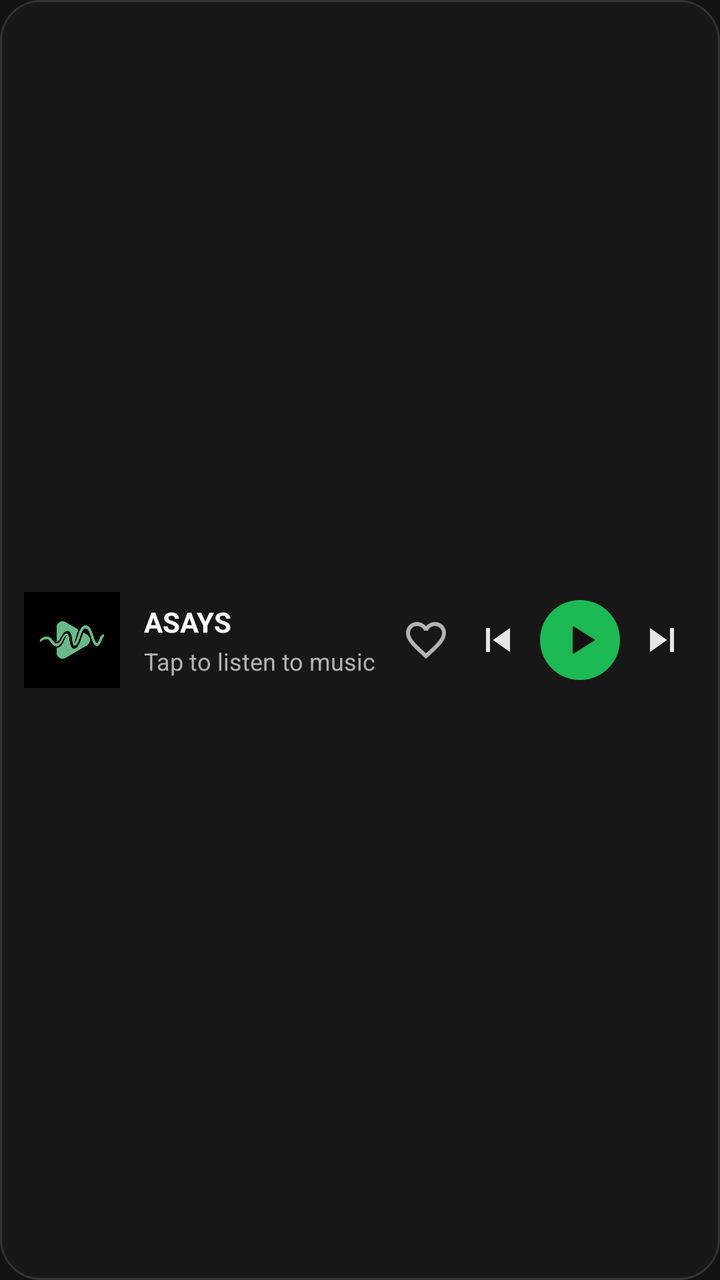
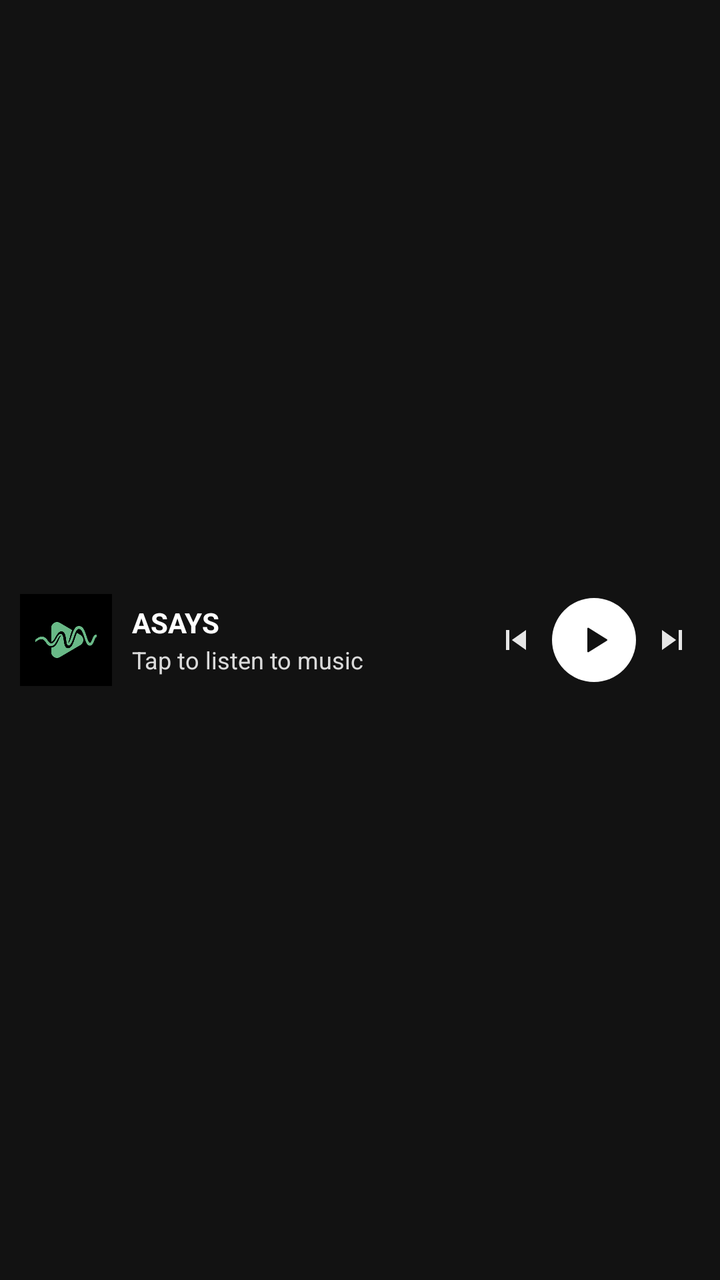

Screens rendered from an Android XML layout before and after an edit, with the pre-edit source and the edit as a unified diff.
<!-- AndroidManifest.xml: application theme Theme.Naviify -->
<!-- res/layout/widget_now_playing_bar.xml -->
<?xml version="1.0" encoding="utf-8"?>
<LinearLayout xmlns:android="http://schemas.android.com/apk/res/android"
    android:id="@+id/widget_root"
    android:layout_width="match_parent"
    android:layout_height="match_parent"
    android:background="@drawable/widget_bg_bar"
    android:orientation="horizontal"
    android:gravity="center_vertical"
    android:baselineAligned="false"
    android:paddingStart="12dp"
    android:paddingEnd="12dp"
    android:paddingTop="6dp"
    android:paddingBottom="6dp">

    
    <LinearLayout
        android:id="@+id/widget_open_app_area"
        android:layout_width="0dp"
        android:layout_height="match_parent"
        android:layout_weight="1"
        android:orientation="horizontal"
        android:gravity="center_vertical">

        
        <ImageView
            android:id="@+id/widget_album_art"
            android:layout_width="48dp"
            android:layout_height="48dp"
            android:scaleType="centerCrop"
            android:src="@drawable/app_logo"
            android:contentDescription="@string/widget_artwork" />

        
        <LinearLayout
            android:layout_width="0dp"
            android:layout_height="wrap_content"
            android:layout_weight="1"
            android:layout_marginStart="12dp"
            android:layout_marginEnd="6dp"
            android:orientation="vertical">

            <TextView
                android:id="@+id/widget_title"
                android:layout_width="match_parent"
                android:layout_height="wrap_content"
                android:text="@string/widget_default_title"
                android:textColor="#FFFFFF"
                android:textSize="14sp"
                android:textStyle="bold"
                android:maxLines="1"
                android:singleLine="true"
                android:ellipsize="end" />

            <TextView
                android:id="@+id/widget_artist"
                android:layout_width="match_parent"
                android:layout_height="wrap_content"
                android:layout_marginTop="2dp"
                android:text="@string/widget_ready_to_play"
                android:textColor="#B3B3B3"
                android:textSize="12sp"
                android:maxLines="1"
                android:singleLine="true"
                android:ellipsize="end" />
        </LinearLayout>
    </LinearLayout>

    
    <LinearLayout
        android:layout_width="wrap_content"
        android:layout_height="wrap_content"
        android:orientation="horizontal"
        android:gravity="center_vertical">

        
        <ImageButton
            android:id="@+id/widget_btn_favorite"
            android:layout_width="34dp"
            android:layout_height="34dp"
            android:background="@drawable/widget_btn_ripple"
            android:src="@drawable/ic_widget_heart"
            android:scaleType="centerInside"
            android:padding="5dp"
            android:contentDescription="@string/widget_action_favorite" />

        
        <ImageButton
            android:id="@+id/widget_btn_prev"
            android:layout_width="34dp"
            android:layout_height="34dp"
            android:layout_marginStart="2dp"
            android:background="@drawable/widget_btn_ripple"
            android:src="@drawable/ic_widget_skip_previous"
            android:scaleType="centerInside"
            android:padding="5dp"
            android:contentDescription="@string/widget_action_previous" />

        
        <ImageButton
            android:id="@+id/widget_btn_play_pause"
            android:layout_width="40dp"
            android:layout_height="40dp"
            android:layout_marginStart="4dp"
            android:layout_marginEnd="4dp"
            android:background="@drawable/widget_play_btn_bg"
            android:src="@drawable/ic_widget_play"
            android:scaleType="centerInside"
            android:padding="9dp"
            android:contentDescription="@string/widget_action_play" />

        
        <ImageButton
            android:id="@+id/widget_btn_next"
            android:layout_width="34dp"
            android:layout_height="34dp"
            android:background="@drawable/widget_btn_ripple"
            android:src="@drawable/ic_widget_skip_next"
            android:scaleType="centerInside"
            android:padding="5dp"
            android:contentDescription="@string/widget_action_next" />
    </LinearLayout>
</LinearLayout>
<!-- resources referenced by this layout -->
<resources>
  <!-- drawable app_logo: png bitmap (drawable, 34695 bytes) -->
  <!-- drawable ic_widget_heart (drawable) -->
  <vector xmlns:android="http://schemas.android.com/apk/res/android"
      android:width="24dp"
      android:height="24dp"
      android:viewportWidth="24"
      android:viewportHeight="24">
      <path
          android:fillColor="#B3B3B3"
          android:pathData="M16.5,3c-1.74,0 -3.41,0.81 -4.5,2.09C10.91,3.81 9.24,3 7.5,3 4.42,3 2,5.42 2,8.5c0,3.78 3.4,6.86 8.55,11.54L12,21.35l1.45,-1.32C18.6,15.36 22,12.28 22,8.5 22,5.42 19.58,3 16.5,3zM12.1,18.55l-0.1,0.1 -0.1,-0.1C7.14,14.24 4,11.39 4,8.5 4,6.5 5.5,5 7.5,5c1.54,0 3.04,0.99 3.57,2.36h1.87C13.46,5.99 14.96,5 16.5,5c2,0 3.5,1.5 3.5,3.5 0,2.89 -3.14,5.74 -7.9,10.05z"/>
  </vector>
  <!-- drawable ic_widget_play (drawable) -->
  <vector xmlns:android="http://schemas.android.com/apk/res/android"
      android:width="24dp"
      android:height="24dp"
      android:viewportWidth="24"
      android:viewportHeight="24">
      <path
          android:fillColor="#121212"
          android:pathData="M8,5.14v13.72a0.5,0.5 0,0 0,0.76 0.42l11,-6.86a0.5,0.5 0,0 0,0 -0.84l-11,-6.86A0.5,0.5 0,0 0,8 5.14z" />
  </vector>
  <!-- drawable ic_widget_skip_next (drawable) -->
  <vector xmlns:android="http://schemas.android.com/apk/res/android"
      android:width="24dp"
      android:height="24dp"
      android:viewportWidth="24"
      android:viewportHeight="24">
      <path
          android:fillColor="#E6E6E6"
          android:pathData="M6,18l8.5,-6L6,6v12zM16,6v12h2V6h-2z" />
  </vector>
  <!-- drawable ic_widget_skip_previous (drawable) -->
  <vector xmlns:android="http://schemas.android.com/apk/res/android"
      android:width="24dp"
      android:height="24dp"
      android:viewportWidth="24"
      android:viewportHeight="24">
      <path
          android:fillColor="#E6E6E6"
          android:pathData="M6,6h2v12H6zm3.5,6l8.5,6V6z" />
  </vector>
  <!-- drawable widget_bg_bar (drawable) -->
  <?xml version="1.0" encoding="utf-8"?>
  <shape xmlns:android="http://schemas.android.com/apk/res/android"
      android:shape="rectangle">
      <solid android:color="#F0181818" />
      <corners android:radius="20dp" />
      <stroke android:width="1dp" android:color="#333333" />
  </shape>
  <!-- drawable widget_btn_ripple (drawable) -->
  <?xml version="1.0" encoding="utf-8"?>
  <ripple xmlns:android="http://schemas.android.com/apk/res/android"
      android:color="#33FFFFFF">
      <item>
          <shape android:shape="oval">
              <solid android:color="@android:color/transparent" />
          </shape>
      </item>
      <item android:id="@android:id/mask">
          <shape android:shape="oval">
              <solid android:color="#FFFFFF" />
          </shape>
      </item>
  </ripple>
  <!-- drawable widget_play_btn_bg (drawable) -->
  <?xml version="1.0" encoding="utf-8"?>
  <shape xmlns:android="http://schemas.android.com/apk/res/android"
      android:shape="oval">
      <solid android:color="#1DB954" />
  </shape>
  <string name="widget_action_favorite">Favorite</string>
  <string name="widget_action_next">Next</string>
  <string name="widget_action_play">Play</string>
  <string name="widget_action_previous">Previous</string>
  <string name="widget_artwork">Album Art</string>
  <string name="widget_default_title">ASAYS</string>
  <string name="widget_ready_to_play">Tap to listen to music</string>
  <style name="Theme.Naviify" parent="android:Theme.Material.NoActionBar">
          <item name="android:windowBackground">#121212</item>
          <item name="android:statusBarColor">#121212</item>
          <item name="android:navigationBarColor">#121212</item>
          <item name="android:windowLightStatusBar">false</item>
          <item name="android:windowLightNavigationBar" tools:targetApi="o_mr1">false</item>
      </style>
</resources>

<!-- the commit's change to res/layout/widget_now_playing_bar.xml (unified diff, before → after) -->
@@ -1,41 +1,41 @@
 <?xml version="1.0" encoding="utf-8"?>
-<LinearLayout xmlns:android="http://schemas.android.com/apk/res/android"
+<FrameLayout xmlns:android="http://schemas.android.com/apk/res/android"
     android:id="@+id/widget_root"
     android:layout_width="match_parent"
-    android:layout_height="match_parent"
-    android:background="@drawable/widget_bg_bar"
-    android:orientation="horizontal"
-    android:gravity="center_vertical"
-    android:baselineAligned="false"
-    android:paddingStart="12dp"
-    android:paddingEnd="12dp"
-    android:paddingTop="6dp"
-    android:paddingBottom="6dp">
+    android:layout_height="match_parent">
 
-    
+    <ImageView
+        android:id="@+id/widget_bg"
+        android:layout_width="match_parent"
+        android:layout_height="match_parent"
+        android:scaleType="fitXY"
+        android:contentDescription="@null" />
+
     <LinearLayout
-        android:id="@+id/widget_open_app_area"
-        android:layout_width="0dp"
+        android:layout_width="match_parent"
         android:layout_height="match_parent"
-        android:layout_weight="1"
         android:orientation="horizontal"
-        android:gravity="center_vertical">
+        android:gravity="center_vertical"
+        android:baselineAligned="false"
+        android:paddingStart="10dp"
+        android:paddingEnd="8dp"
+        android:paddingTop="6dp"
+        android:paddingBottom="6dp">
 
-        
         <ImageView
             android:id="@+id/widget_album_art"
-            android:layout_width="48dp"
-            android:layout_height="48dp"
-            android:scaleType="centerCrop"
+            android:layout_width="46dp"
+            android:layout_height="46dp"
+            android:scaleType="fitXY"
             android:src="@drawable/app_logo"
             android:contentDescription="@string/widget_artwork" />
 
-        
         <LinearLayout
+            android:id="@+id/widget_open_app_area"
             android:layout_width="0dp"
             android:layout_height="wrap_content"
             android:layout_weight="1"
-            android:layout_marginStart="12dp"
+            android:layout_marginStart="10dp"
             android:layout_marginEnd="6dp"
             android:orientation="vertical">
 
@@ -55,68 +55,45 @@
                 android:id="@+id/widget_artist"
                 android:layout_width="match_parent"
                 android:layout_height="wrap_content"
-                android:layout_marginTop="2dp"
+                android:layout_marginTop="1dp"
                 android:text="@string/widget_ready_to_play"
-                android:textColor="#B3B3B3"
+                android:textColor="#D9FFFFFF"
                 android:textSize="12sp"
                 android:maxLines="1"
                 android:singleLine="true"
                 android:ellipsize="end" />
         </LinearLayout>
-    </LinearLayout>
 
-    
-    <LinearLayout
-        android:layout_width="wrap_content"
-        android:layout_height="wrap_content"
-        android:orientation="horizontal"
-        android:gravity="center_vertical">
-
-        
-        <ImageButton
-            android:id="@+id/widget_btn_favorite"
-            android:layout_width="34dp"
-            android:layout_height="34dp"
-            android:background="@drawable/widget_btn_ripple"
-            android:src="@drawable/ic_widget_heart"
-            android:scaleType="centerInside"
-            android:padding="5dp"
-            android:contentDescription="@string/widget_action_favorite" />
-
-        
         <ImageButton
             android:id="@+id/widget_btn_prev"
-            android:layout_width="34dp"
-            android:layout_height="34dp"
-            android:layout_marginStart="2dp"
+            android:layout_width="32dp"
+            android:layout_height="32dp"
             android:background="@drawable/widget_btn_ripple"
             android:src="@drawable/ic_widget_skip_previous"
             android:scaleType="centerInside"
-            android:padding="5dp"
+            android:padding="6dp"
             android:contentDescription="@string/widget_action_previous" />
 
-        
         <ImageButton
             android:id="@+id/widget_btn_play_pause"
-            android:layout_width="40dp"
-            android:layout_height="40dp"
-            android:layout_marginStart="4dp"
-            android:layout_marginEnd="4dp"
-            android:background="@drawable/widget_play_btn_bg"
+            android:layout_width="42dp"
+            android:layout_height="42dp"
+            android:layout_marginStart="2dp"
+            android:layout_marginEnd="2dp"
+            android:background="@drawable/widget_play_btn_white"
             android:src="@drawable/ic_widget_play"
             android:scaleType="centerInside"
-            android:padding="9dp"
+            android:padding="11dp"
             android:contentDescription="@string/widget_action_play" />
 
-        
         <ImageButton
             android:id="@+id/widget_btn_next"
-            android:layout_width="34dp"
-            android:layout_height="34dp"
+            android:layout_width="32dp"
+            android:layout_height="32dp"
             android:background="@drawable/widget_btn_ripple"
             android:src="@drawable/ic_widget_skip_next"
             android:scaleType="centerInside"
-            android:padding="5dp"
+            android:padding="6dp"
             android:contentDescription="@string/widget_action_next" />
     </LinearLayout>
-</LinearLayout>
+</FrameLayout>
<!-- resource entries referenced after the edit -->
@@ -1,16 +1,6 @@
 <!-- resources referenced by this layout -->
 <resources>
   <!-- drawable app_logo: png bitmap (drawable, 34695 bytes) -->
-  <!-- drawable ic_widget_heart (drawable) -->
-  <vector xmlns:android="http://schemas.android.com/apk/res/android"
-      android:width="24dp"
-      android:height="24dp"
-      android:viewportWidth="24"
-      android:viewportHeight="24">
-      <path
-          android:fillColor="#B3B3B3"
-          android:pathData="M16.5,3c-1.74,0 -3.41,0.81 -4.5,2.09C10.91,3.81 9.24,3 7.5,3 4.42,3 2,5.42 2,8.5c0,3.78 3.4,6.86 8.55,11.54L12,21.35l1.45,-1.32C18.6,15.36 22,12.28 22,8.5 22,5.42 19.58,3 16.5,3zM12.1,18.55l-0.1,0.1 -0.1,-0.1C7.14,14.24 4,11.39 4,8.5 4,6.5 5.5,5 7.5,5c1.54,0 3.04,0.99 3.57,2.36h1.87C13.46,5.99 14.96,5 16.5,5c2,0 3.5,1.5 3.5,3.5 0,2.89 -3.14,5.74 -7.9,10.05z"/>
-  </vector>
   <!-- drawable ic_widget_play (drawable) -->
   <vector xmlns:android="http://schemas.android.com/apk/res/android"
       android:width="24dp"
@@ -41,14 +31,6 @@
           android:fillColor="#E6E6E6"
           android:pathData="M6,6h2v12H6zm3.5,6l8.5,6V6z" />
   </vector>
-  <!-- drawable widget_bg_bar (drawable) -->
-  <?xml version="1.0" encoding="utf-8"?>
-  <shape xmlns:android="http://schemas.android.com/apk/res/android"
-      android:shape="rectangle">
-      <solid android:color="#F0181818" />
-      <corners android:radius="20dp" />
-      <stroke android:width="1dp" android:color="#333333" />
-  </shape>
   <!-- drawable widget_btn_ripple (drawable) -->
   <?xml version="1.0" encoding="utf-8"?>
   <ripple xmlns:android="http://schemas.android.com/apk/res/android"
@@ -64,13 +46,12 @@
           </shape>
       </item>
   </ripple>
-  <!-- drawable widget_play_btn_bg (drawable) -->
+  <!-- drawable widget_play_btn_white (drawable) -->
   <?xml version="1.0" encoding="utf-8"?>
   <shape xmlns:android="http://schemas.android.com/apk/res/android"
       android:shape="oval">
-      <solid android:color="#1DB954" />
+      <solid android:color="#FFFFFFFF" />
   </shape>
-  <string name="widget_action_favorite">Favorite</string>
   <string name="widget_action_next">Next</string>
   <string name="widget_action_play">Play</string>
   <string name="widget_action_previous">Previous</string>
